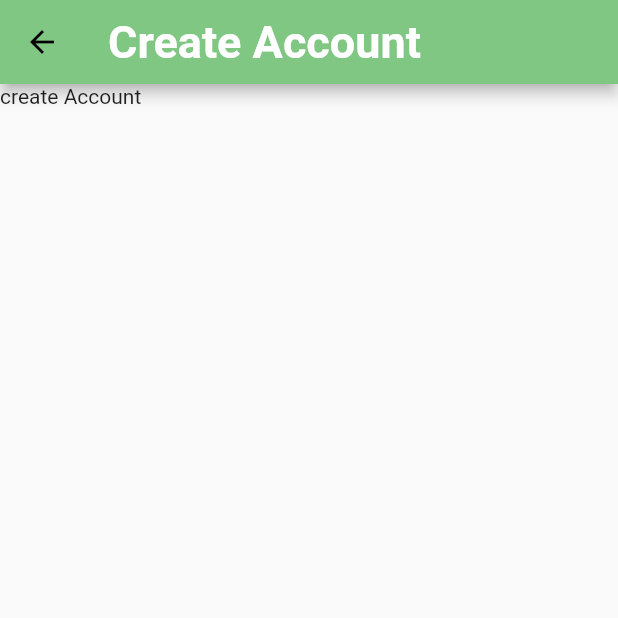
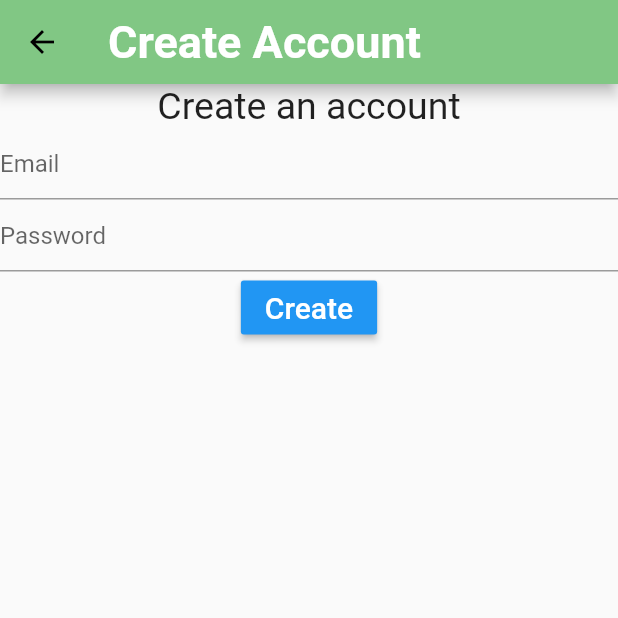
Before and after one commit to emchughes/iCoachSports, a Flutter app: the CreateAccountScreen screen opened by its route, on a phone screen of 412 x 824 dp, the top half of it. Run offline on Flutter 3.47's test engine with Material 2 defaults, Android fonts, the phone set to English and light mode, and no system bars; our stand-ins replace firebase_auth, google_fonts; accounts and stored records are empty; Roboto replaces fonts that are missing (Catamaran).

Commit message:
create account in database working

```diff
--- a/lib/controller/firebasecontroller.dart
+++ b/lib/controller/firebasecontroller.dart
@@ -6,4 +6,9 @@ class FirebaseController {
         .signInWithEmailAndPassword(email: email, password: password);
     return auth.user;
   }
+
+    static Future<void> createAccount(String email, String password) async {
+    await FirebaseAuth.instance
+        .createUserWithEmailAndPassword(email: email, password: password);
+  }
 }
--- a/lib/main.dart
+++ b/lib/main.dart
@@ -1,4 +1,5 @@
 import 'package:flutter/material.dart';
+import 'package:iCoachSports/screens/coachhome_screen.dart';
 import 'package:iCoachSports/screens/createaccount_screen.dart';
 import 'package:iCoachSports/screens/login_screen.dart';
 import 'package:google_fonts/google_fonts.dart';
@@ -23,6 +24,7 @@ class ICoachSportsApp extends StatelessWidget {
         routes: {
           LogInScreen.routeName: (context) => LogInScreen(),
           CreateAccountScreen.routeName: (context) => CreateAccountScreen(),
+          CoachHomeScreen.routeName: (context) => CoachHomeScreen(),
         });
   }
 }
--- a/lib/screens/createaccount_screen.dart
+++ b/lib/screens/createaccount_screen.dart
@@ -1,7 +1,9 @@
 import 'package:flutter/material.dart';
+import 'package:iCoachSports/controller/firebasecontroller.dart';
+import 'package:iCoachSports/screens/views/mydialog.dart';
 
 class CreateAccountScreen extends StatefulWidget {
-  static const routeName = '/createAccountScreen';
+  static const routeName = 'logInScreen/createAccountScreen';
   @override
   State<StatefulWidget> createState() {
     return _CreateAccountState();
@@ -31,7 +33,45 @@ class _CreateAccountState extends State<CreateAccountScreen> {
           ),
         ),
       ),
-      body: Text('create Account'),
+      body: SingleChildScrollView(
+        child: Form(
+          key: formKey,
+          child: Column(
+            children: <Widget>[
+              Text(
+                'Create an account',
+                style: TextStyle(fontSize: 25.0),
+              ),
+              TextFormField(
+                decoration: InputDecoration(
+                  hintText: 'Email',
+                ),
+                keyboardType: TextInputType.emailAddress,
+                autocorrect: false,
+                validator: con.validatorEmail,
+                onSaved: con.onSavedEmail,
+              ),
+              TextFormField(
+                decoration: InputDecoration(
+                  hintText: 'Password',
+                ),
+                obscureText: true,
+                autocorrect: false,
+                validator: con.validatorPassword,
+                onSaved: con.onSavedPassword,
+              ),
+              RaisedButton(
+                child: Text(
+                  'Create',
+                  style: TextStyle(fontSize: 20.0, color: Colors.white),
+                ),
+                color: Colors.blue,
+                onPressed: con.signUp,
+              ),
+            ],
+          ),
+        ),
+      ),
     );
   }
 }
@@ -41,4 +81,46 @@ class _Controller {
   _Controller(this._state);
   String email;
   String password;
+
+  void signUp() async {
+    if (!_state.formKey.currentState.validate()) return;
+    _state.formKey.currentState.save();
+
+    try {
+      await FirebaseController.createAccount(email, password);
+      MyDialog.info(
+        context: _state.context,
+        title: 'Successfully created',
+        content: 'Your account is created! Go to Sign In',
+      );
+    } catch (e) {
+      MyDialog.info(
+        context: _state.context,
+        title: 'Error',
+        content: e.message ?? e.toString(),
+      );
+    }
+  }
+
+  String validatorEmail(String value) {
+    if (value.contains('@') && value.contains('.'))
+      return null;
+    else
+      return 'Invalid email';
+  }
+
+  void onSavedEmail(String value) {
+    this.email = value;
+  }
+
+  String validatorPassword(String value) {
+    if (value.length < 6)
+      return 'min 6 chars';
+    else
+      return null;
+  }
+
+  void onSavedPassword(String value) {
+    this.password = value;
+  }
 }
```
Also changed, not shown: lib/screens/coachhome_screen.dart (added, +44 -0 lines), lib/screens/login_screen.dart (+11 -6 lines), lib/screens/views/mydialog.dart (added, +30 -0 lines).
